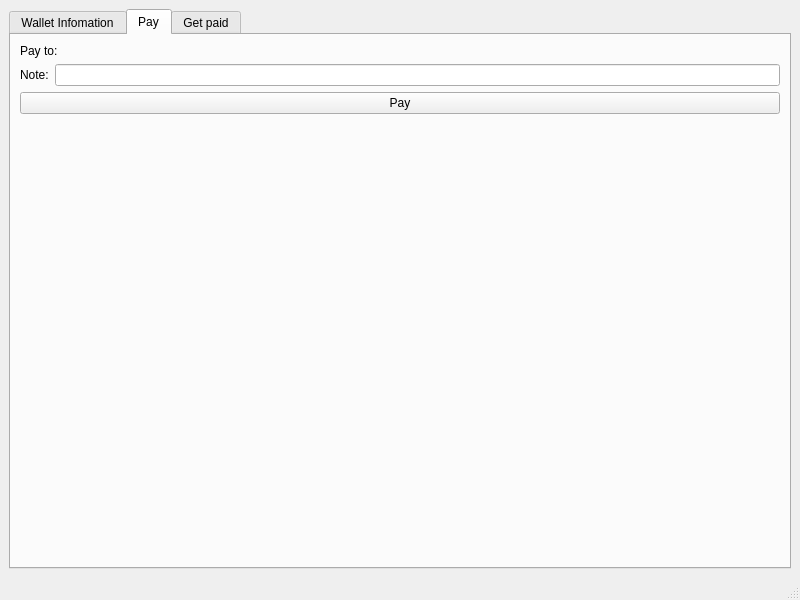
Before: the Qt Designer form qt/forms/mainwindow.ui in uebian/tronwallet, drawn with Qt 5.
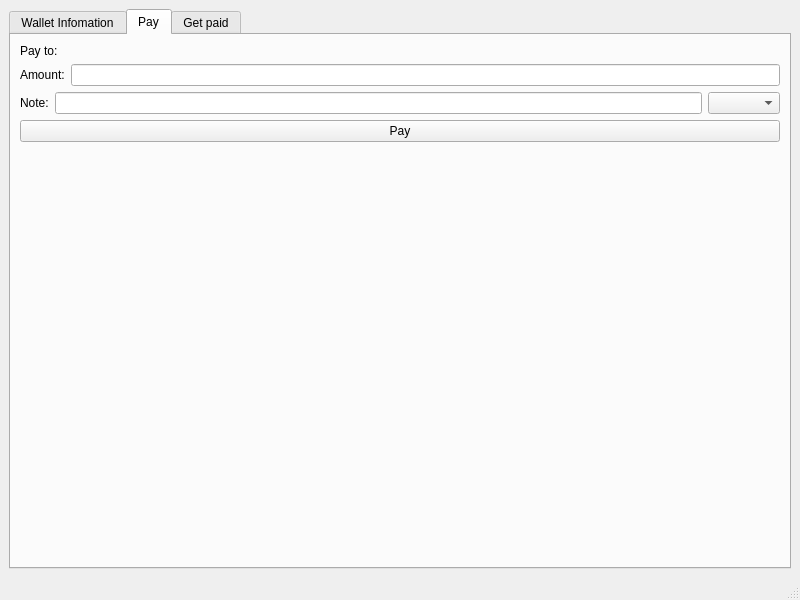
After: the same form once the commit is applied. Custom widgets are drawn as their Qt base class.

What changed in the file:
```diff
--- a/qt/forms/mainwindow.ui
+++ b/qt/forms/mainwindow.ui
@@ -92,6 +92,20 @@
           </item>
          </layout>
         </item>
+        <item>
+         <layout class="QHBoxLayout" name="horizontalLayout_2">
+          <item>
+           <widget class="QLabel" name="labelAmount">
+            <property name="text">
+             <string>Amount:</string>
+            </property>
+           </widget>
+          </item>
+          <item>
+           <widget class="QLineEdit" name="lineEdit_2"/>
+          </item>
+         </layout>
+        </item>
         <item>
          <layout class="QHBoxLayout" name="horizontalLayout_2">
           <item>
@@ -104,6 +118,9 @@
           <item>
            <widget class="QLineEdit" name="lineEdit_2"/>
           </item>
+          <item>
+           <widget class="QComboBox" name="comboPayCurrency"/>
+          </item>
          </layout>
         </item>
         <item>
```
Left out of the diff: 7 changed lines with no effect on the pictures.
